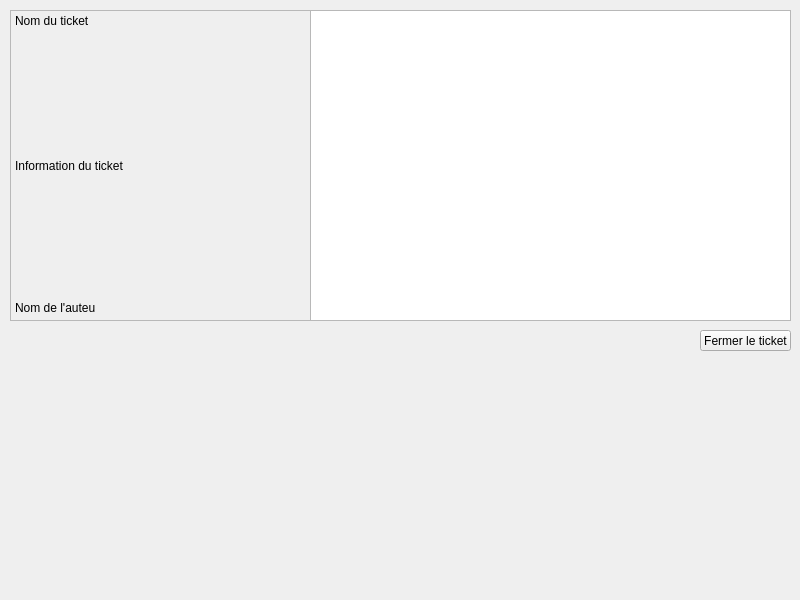
This is technicienwidget.ui in madisonnoyer54/EasyTicket as Qt 5 draws it before an edit. The edited form follows.
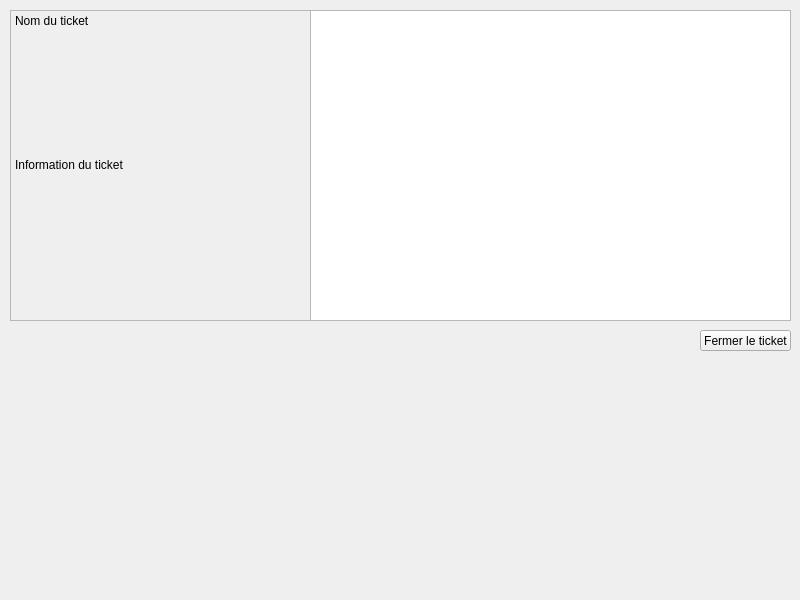
This is the edited form.

```diff
--- a/technicienwidget.ui
+++ b/technicienwidget.ui
@@ -46,25 +46,21 @@
      <rect>
       <x>5</x>
       <y>30</y>
-      <width>281</width>
-      <height>251</height>
+      <width>280</width>
+      <height>250</height>
      </rect>
     </property>
+    <property name="maximumSize">
+     <size>
+      <width>280</width>
+      <height>250</height>
+     </size>
+    </property>
     <property name="text">
      <string>Information du ticket</string>
     </property>
-   </widget>
-   <widget class="QLabel" name="fermerTicket">
-    <property name="geometry">
-     <rect>
-      <x>5</x>
-      <y>290</y>
-      <width>81</width>
-      <height>16</height>
-     </rect>
-    </property>
-    <property name="text">
-     <string>Nom de l'auteur</string>
+    <property name="wordWrap">
+     <bool>true</bool>
     </property>
    </widget>
    <widget class="QListView" name="messageList">
@@ -78,7 +74,7 @@
     </property>
    </widget>
   </widget>
-  <widget class="QPushButton" name="pushButton">
+  <widget class="QPushButton" name="fermerTicket">
    <property name="geometry">
     <rect>
      <x>700</x>
```
